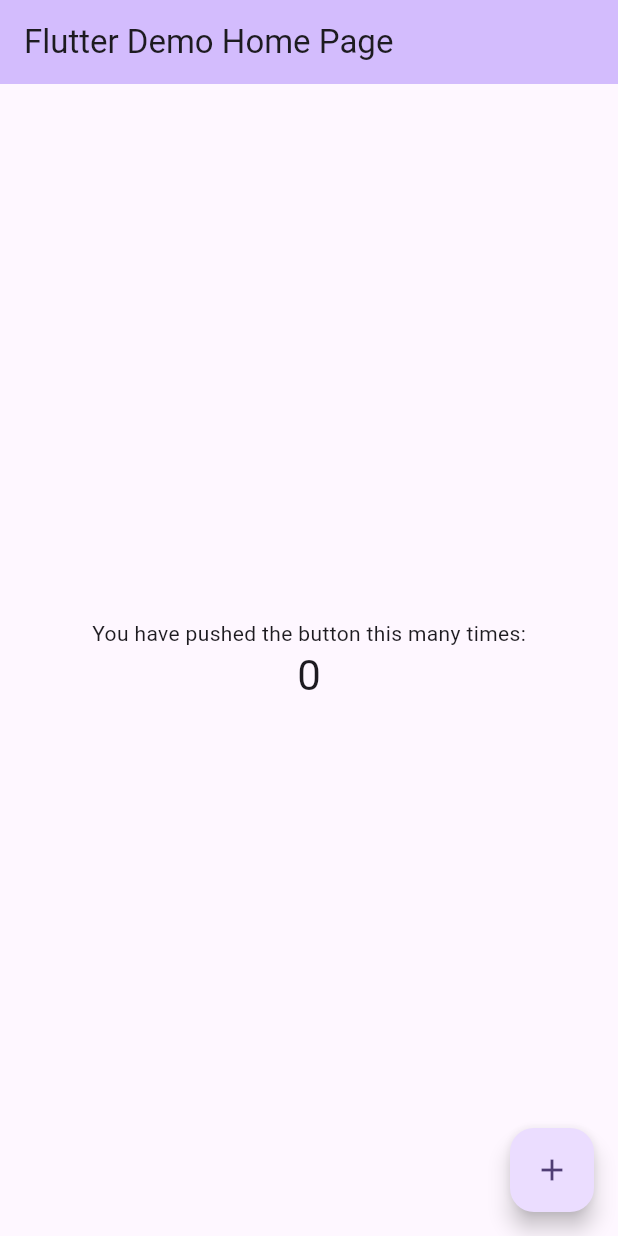
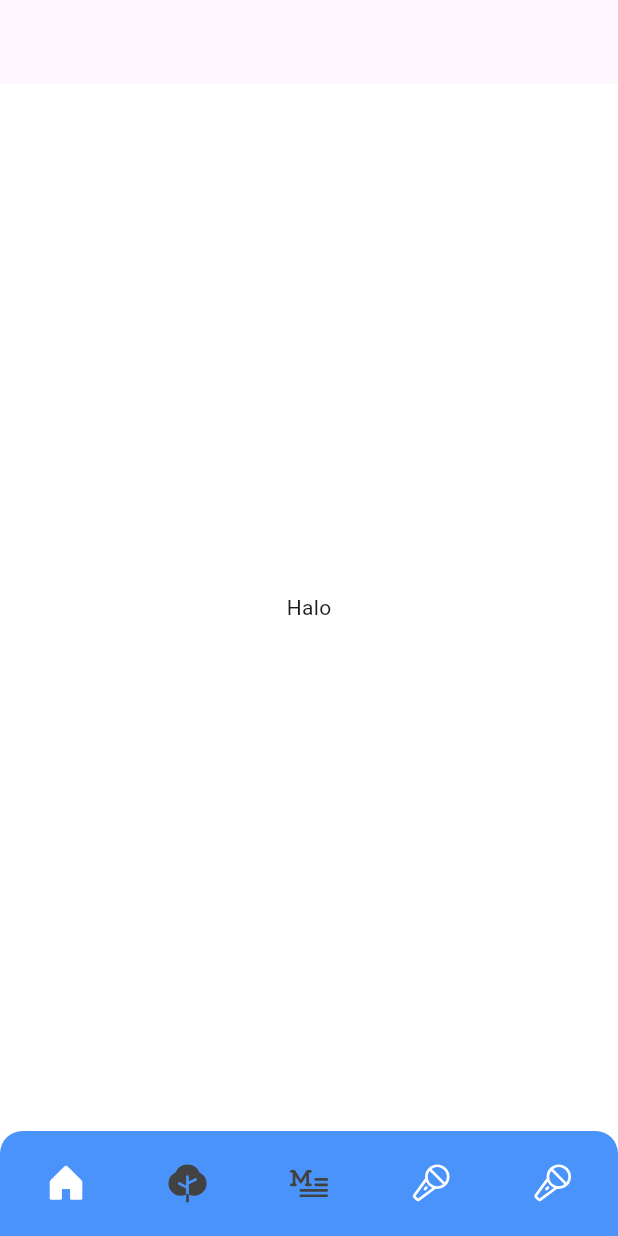
Before and after one commit to Elioth-Gray/fible-app, a Flutter app: the screen it shows after launch, on a phone screen of 412 x 824 dp. Run offline on Flutter 3.47's test engine with Material 3 defaults, Android fonts, the phone set to English and light mode, and no system bars; our stand-ins replace get, google_fonts, phosphor_flutter.

Commit message:
add-navbar#1

```diff
--- a/lib/main.dart
+++ b/lib/main.dart
@@ -1,125 +1,30 @@
+import 'package:fibble_app/presentation/pages/accounts/accounts_page.dart';
+import 'package:fibble_app/presentation/pages/homes/home_page.dart';
+import 'package:fibble_app/presentation/pages/learns/learns_page.dart';
+import 'package:fibble_app/presentation/pages/plans/plans_page.dart';
+import 'package:fibble_app/presentation/pages/reports/reports_page.dart';
 import 'package:flutter/material.dart';
+import "package:get/get.dart";
 
-void main() {
-  runApp(const MyApp());
-}
+void main() => runApp(const MyApp());
 
 class MyApp extends StatelessWidget {
   const MyApp({super.key});
 
-  // This widget is the root of your application.
   @override
   Widget build(BuildContext context) {
-    return MaterialApp(
-      title: 'Flutter Demo',
-      theme: ThemeData(
-        // This is the theme of your application.
-        //
-        // TRY THIS: Try running your application with "flutter run". You'll see
-        // the application has a purple toolbar. Then, without quitting the app,
-        // try changing the seedColor in the colorScheme below to Colors.green
-        // and then invoke "hot reload" (save your changes or press the "hot
-        // reload" button in a Flutter-supported IDE, or press "r" if you used
-        // the command line to start the app).
-        //
-        // Notice that the counter didn't reset back to zero; the application
-        // state is not lost during the reload. To reset the state, use hot
-        // restart instead.
-        //
-        // This works for code too, not just values: Most code changes can be
-        // tested with just a hot reload.
-        colorScheme: ColorScheme.fromSeed(seedColor: Colors.deepPurple),
-        useMaterial3: true,
-      ),
-      home: const MyHomePage(title: 'Flutter Demo Home Page'),
+    return GetMaterialApp(
+      title: "Fible App",
+      theme: ThemeData(scaffoldBackgroundColor: Colors.white),
+      debugShowCheckedModeBanner: false,
+      initialRoute: "/home",
+      getPages: [
+        GetPage(name: "/home", page: () => const HomePage()),
+        GetPage(name: "/reports", page: () => const ReportsPage()),
+        GetPage(name: "/plans", page: () => const PlansPage()),
+        GetPage(name: "/learns", page: () => const LearnsPage()),
+        GetPage(name: "/accounts", page: () => const AccountsPage())
+      ],
     );
   }
 }
-
-class MyHomePage extends StatefulWidget {
-  const MyHomePage({super.key, required this.title});
-
-  // This widget is the home page of your application. It is stateful, meaning
-  // that it has a State object (defined below) that contains fields that affect
-  // how it looks.
-
-  // This class is the configuration for the state. It holds the values (in this
-  // case the title) provided by the parent (in this case the App widget) and
-  // used by the build method of the State. Fields in a Widget subclass are
-  // always marked "final".
-
-  final String title;
-
-  @override
-  State<MyHomePage> createState() => _MyHomePageState();
-}
-
-class _MyHomePageState extends State<MyHomePage> {
-  int _counter = 0;
-
-  void _incrementCounter() {
-    setState(() {
-      // This call to setState tells the Flutter framework that something has
-      // changed in this State, which causes it to rerun the build method below
-      // so that the display can reflect the updated values. If we changed
-      // _counter without calling setState(), then the build method would not be
-      // called again, and so nothing would appear to happen.
-      _counter++;
-    });
-  }
-
-  @override
-  Widget build(BuildContext context) {
-    // This method is rerun every time setState is called, for instance as done
-    // by the _incrementCounter method above.
-    //
-    // The Flutter framework has been optimized to make rerunning build methods
-    // fast, so that you can just rebuild anything that needs updating rather
-    // than having to individually change instances of widgets.
-    return Scaffold(
-      appBar: AppBar(
-        // TRY THIS: Try changing the color here to a specific color (to
-        // Colors.amber, perhaps?) and trigger a hot reload to see the AppBar
-        // change color while the other colors stay the same.
-        backgroundColor: Theme.of(context).colorScheme.inversePrimary,
-        // Here we take the value from the MyHomePage object that was created by
-        // the App.build method, and use it to set our appbar title.
-        title: Text(widget.title),
-      ),
-      body: Center(
-        // Center is a layout widget. It takes a single child and positions it
-        // in the middle of the parent.
-        child: Column(
-          // Column is also a layout widget. It takes a list of children and
-          // arranges them vertically. By default, it sizes itself to fit its
-          // children horizontally, and tries to be as tall as its parent.
-          //
-          // Column has various properties to control how it sizes itself and
-          // how it positions its children. Here we use mainAxisAlignment to
-          // center the children vertically; the main axis here is the vertical
-          // axis because Columns are vertical (the cross axis would be
-          // horizontal).
-          //
-          // TRY THIS: Invoke "debug painting" (choose the "Toggle Debug Paint"
-          // action in the IDE, or press "p" in the console), to see the
-          // wireframe for each widget.
-          mainAxisAlignment: MainAxisAlignment.center,
-          children: <Widget>[
-            const Text(
-              'You have pushed the button this many times:',
-            ),
-            Text(
-              '$_counter',
-              style: Theme.of(context).textTheme.headlineMedium,
-            ),
-          ],
-        ),
-      ),
-      floatingActionButton: FloatingActionButton(
-        onPressed: _incrementCounter,
-        tooltip: 'Increment',
-        child: const Icon(Icons.add),
-      ), // This trailing comma makes auto-formatting nicer for build methods.
-    );
-  }
-}
--- /dev/null
+++ b/lib/presentation/controllers/navbar/navbar_controllers.dart
@@ -0,0 +1,9 @@
+import "package:get/get.dart";
+
+class NavbarController extends GetxController {
+  var currentIndex = 0.obs;
+
+  void changePage(index) {
+    currentIndex.value = index;
+  }
+}
--- /dev/null
+++ b/lib/presentation/pages/homes/home_page.dart
@@ -0,0 +1,22 @@
+import 'package:fibble_app/presentation/widgets/navbar/navbar.dart';
+import 'package:flutter/material.dart';
+
+class HomePage extends StatefulWidget {
+  const HomePage({super.key});
+
+  @override
+  State<HomePage> createState() => _HomePageState();
+}
+
+class _HomePageState extends State<HomePage> {
+  @override
+  Widget build(BuildContext context) {
+    return Scaffold(
+      appBar: AppBar(),
+      body: Center(
+        child: Text('Halo'),
+      ),
+      bottomNavigationBar: Navbar(),
+    );
+  }
+}
--- /dev/null
+++ b/lib/presentation/widgets/navbar/navbar.dart
@@ -0,0 +1,106 @@
+import 'package:fibble_app/shared/theme.dart';
+import 'package:flutter/material.dart';
+import 'package:get/get.dart';
+import 'package:phosphor_flutter/phosphor_flutter.dart';
+
+import 'package:fibble_app/presentation/controllers/navbar/navbar_controllers.dart';
+
+class Navbar extends StatelessWidget {
+  const Navbar({super.key});
+
+  @override
+  Widget build(BuildContext context) {
+    final NavbarController controller = Get.put(NavbarController());
+
+    return Stack(
+      alignment: Alignment.center,
+      clipBehavior: Clip.none,
+      children: [
+        Container(
+          height: 70,
+          decoration: BoxDecoration(
+            color: primaryColor,
+            borderRadius: BorderRadius.only(
+              topLeft: Radius.circular(15),
+              topRight: Radius.circular(15),
+            ),
+          ),
+          padding: EdgeInsets.symmetric(horizontal: 20, vertical: 10),
+          child: Row(
+            mainAxisAlignment: MainAxisAlignment.spaceBetween,
+            children: [
+              IconButton(
+                onPressed: () {
+                  controller.changePage(0);
+                  Get.toNamed("/home");
+                },
+                icon: Obx(
+                  () => PhosphorIcon(
+                      PhosphorIconsFill.house,
+                      size: 29.0,
+                      color: controller.currentIndex.value == 0
+                          ? whiteColor
+                          : blackNavbarColor),
+                ),
+              ),
+              IconButton(
+                onPressed: () {
+                  controller.changePage(1);
+                  Get.toNamed("/reports");
+                },
+                icon: Obx(() => PhosphorIcon(
+                      PhosphorIconsFill.tree,
+                      size: 29.0,
+                      color: controller.currentIndex.value == 1
+                          ? whiteColor
+                          : blackNavbarColor,
+                    )),
+              ),
+              IconButton(
+                onPressed: () {
+                  controller.changePage(2);
+                  Get.toNamed("/plans");
+                },
+                icon: Obx(() => PhosphorIcon(
+                      controller.currentIndex.value == 2
+                          ? PhosphorIconsFill.articleMedium
+                          : PhosphorIconsRegular.articleMedium,
+                      size: 29.0,
+                      color: controller.currentIndex.value == 2
+                          ? whiteColor
+                          : blackNavbarColor,
+                    )),
+              ),
+              IconButton(
+                onPressed: () {
+                  controller.changePage(3);
+                  Get.toNamed("/learns");
+                },
+                icon: Obx(() => PhosphorIcon(
+                      controller.currentIndex.value == 3
+                          ? PhosphorIconsFill.microphoneStage
+                          : PhosphorIconsRegular.microphoneStage,
+                      size: 29.0,
+                      color: Colors.white,
+                    )),
+              ),
+              IconButton(
+                onPressed: () {
+                  controller.changePage(4);
+                  Get.toNamed("/accounts");
+                },
+                icon: Obx(() => PhosphorIcon(
+                      controller.currentIndex.value == 3
+                          ? PhosphorIconsFill.microphoneStage
+                          : PhosphorIconsRegular.microphoneStage,
+                      size: 29.0,
+                      color: Colors.white,
+                    )),
+              ),
+            ],
+          ),
+        ),
+      ],
+    );
+  }
+}
```
Also changed, not shown: lib/presentation/pages/accounts/accounts_page.dart (added, +24 -0 lines), lib/presentation/pages/learns/learns_page.dart (added, +24 -0 lines), lib/presentation/pages/plans/plans_page.dart (added, +24 -0 lines), lib/presentation/pages/reports/reports_page.dart (added, +24 -0 lines), 126 other files.
